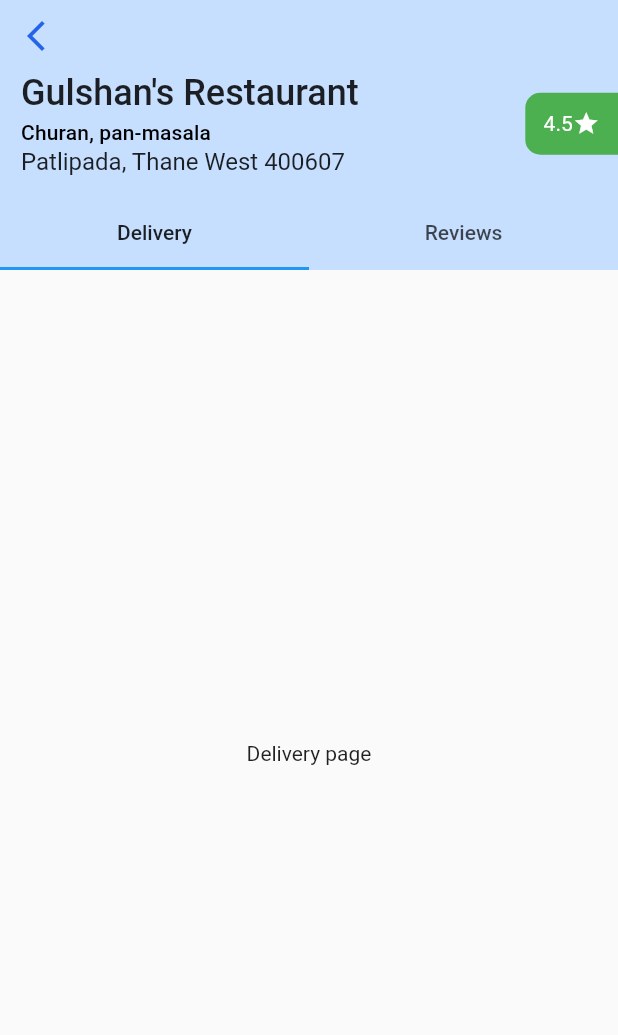
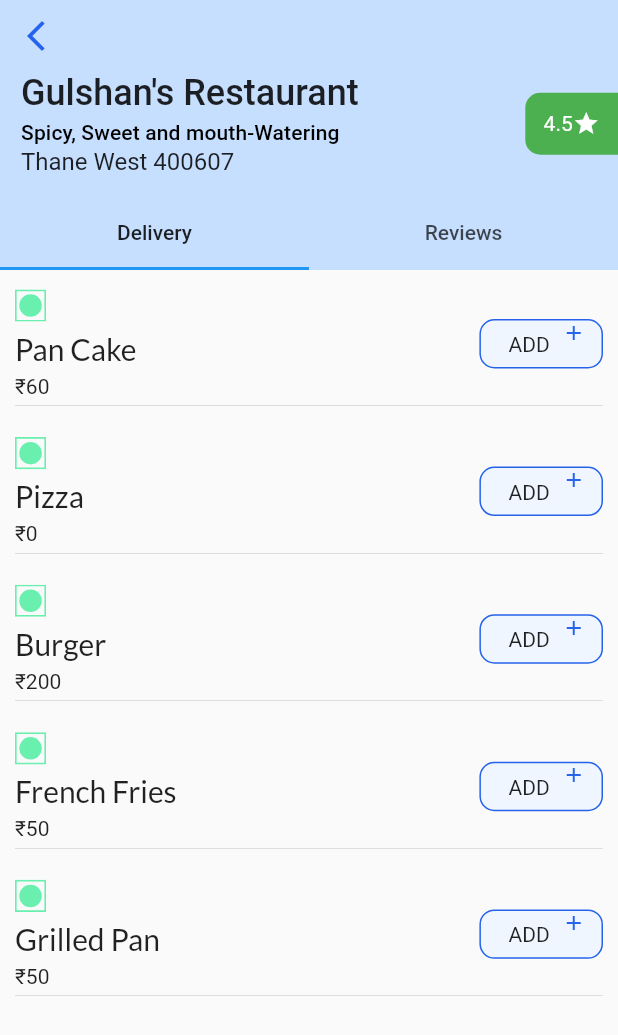
Before and after one commit to YadavGulshan/cuisine_app, a Flutter app: the screen it shows after launch, on a phone screen of 412 x 824 dp. Shown: the top 1035 px of the screen. Run offline on Flutter 3.47's test engine with Material 2 defaults, Android fonts, the phone set to English and light mode, and no system bars; our stand-ins replace flutter_secure_storage, flutter_svg, geocoding, geolocator, google_fonts, lottie and 2 more; missing offline and left inert: flutter_appauth; Roboto replaces fonts that are missing (Hind).

Commit message:
U.I part for delivery page completed

```diff
--- a/lib/main.dart
+++ b/lib/main.dart
@@ -52,10 +52,10 @@ class MyApp extends StatelessWidget {
         home: Scaffold(
             body: RestaurantPage(
           title: 'Gulshan\'s Restaurant',
-          address: 'Patlipada, Thane West 400607',
+          address: 'Thane West 400607',
           rating: 4.5,
           restaurantId: 2,
-          category: "Churan, pan-masala",
+          category: "Spicy, Sweet and mouth-Watering",
           imageUrl:
               "https://www.pexels.com/photo/4450334/download/?search_query=restaurant&tracking_id=zd4udgyvnsg",
         )),
--- a/lib/screens/restaurant/delivery_page.dart
+++ b/lib/screens/restaurant/delivery_page.dart
@@ -1,12 +1,93 @@
+import 'dart:ui';
+
+import 'package:cuisine_app/constants.dart';
 import 'package:flutter/material.dart';
+import 'package:flutter_svg/flutter_svg.dart';
+import 'package:google_fonts/google_fonts.dart';
 
 class DeliveryPage extends StatelessWidget {
   const DeliveryPage({Key? key}) : super(key: key);
 
   @override
   Widget build(BuildContext context) {
-    return Center(
-      child: Text("Delivery page"),
+    Size screen = MediaQuery.of(context).size;
+    return Column(
+      children: [
+        menu(screen, true, "Pan Cake", 60),
+        menu(screen, true, "Pizza", 0),
+        menu(screen, true, "Burger", 200),
+        menu(screen, true, "French Fries", 50),
+        menu(screen, true, "Grilled Pan", 50),
+      ],
     );
   }
 }
+
+Widget menu(Size screen, bool isVeg, String title, int price) {
+  return Padding(
+    padding: const EdgeInsets.only(left: 10, right: 10, top: 8, bottom: 8),
+    child: Container(
+        decoration: const BoxDecoration(
+            border: Border(bottom: BorderSide(width: 0.08))),
+        // color: Colors.green,
+        height: screen.height * 0.1,
+        width: screen.width * 0.99,
+        child: Row(
+          mainAxisAlignment: MainAxisAlignment.spaceEvenly,
+          children: [
+            Column(
+              crossAxisAlignment: CrossAxisAlignment.start,
+              mainAxisAlignment: MainAxisAlignment.spaceEvenly,
+              children: [
+                Padding(
+                  padding: const EdgeInsets.only(bottom: 1),
+                  child: SvgPicture.asset(
+                    "assets/category.svg",
+                    color: (isVeg) ? Colors.greenAccent : Colors.red,
+                    height: screen.height * 0.026,
+                  ),
+                ),
+                Text(
+                  title,
+                  style: GoogleFonts.lato(fontSize: 20),
+                ),
+                Text(
+                  "₹" + price.toString(),
+                )
+              ],
+            ),
+            const Spacer(),
+            InkWell(
+              onTap: () {},
+              child: Container(
+                decoration: BoxDecoration(
+                  border: Border.all(
+                      color: primaryColor, width: 1, style: BorderStyle.solid),
+                  borderRadius: const BorderRadius.all(
+                    Radius.circular(10),
+                  ),
+                  color: primaryLightColor,
+                ),
+                height: screen.height * 0.04,
+                width: screen.width * 0.2,
+                child: Center(
+                  // child: Icon(Icons.add),
+                  child: Row(
+                    mainAxisAlignment: MainAxisAlignment.center,
+                    children: [
+                      const Padding(
+                        padding: EdgeInsets.all(8.0),
+                        child: Text("ADD"),
+                      ),
+                      Column(
+                        children: const [Icon(Icons.add, size: 16), Spacer()],
+                      ),
+                    ],
+                  ),
+                ),
+              ),
+            )
+          ],
+        )),
+  );
+}
--- a/lib/screens/restaurant_page.dart
+++ b/lib/screens/restaurant_page.dart
@@ -148,6 +148,8 @@ class _RestaurantPageState extends State<RestaurantPage>
                   top: 10,
                 ),
                 child: TabBar(
+                  physics: const BouncingScrollPhysics(
+                      parent: AlwaysScrollableScrollPhysics()),
                   tabs: const [
                     Tab(
                       text: "Delivery",
```
Also changed, not shown: assets/category.svg (added), 5 other files.
